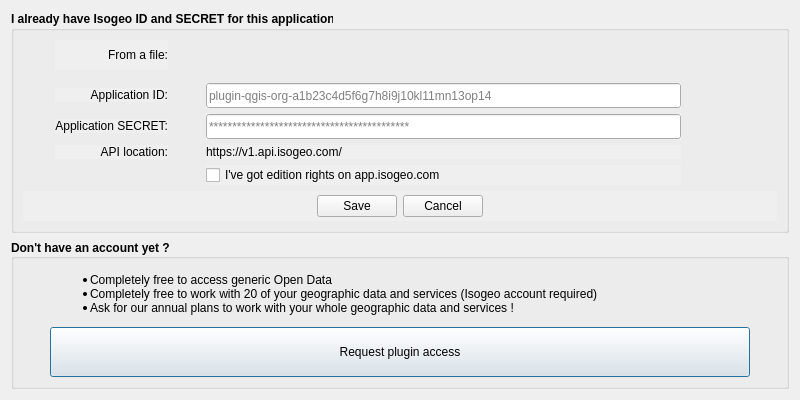
This is ui/auth/ui_authentication.ui in isogeo/isogeo-plugin-qgis as Qt 5 draws it before an edit. The edited form follows.
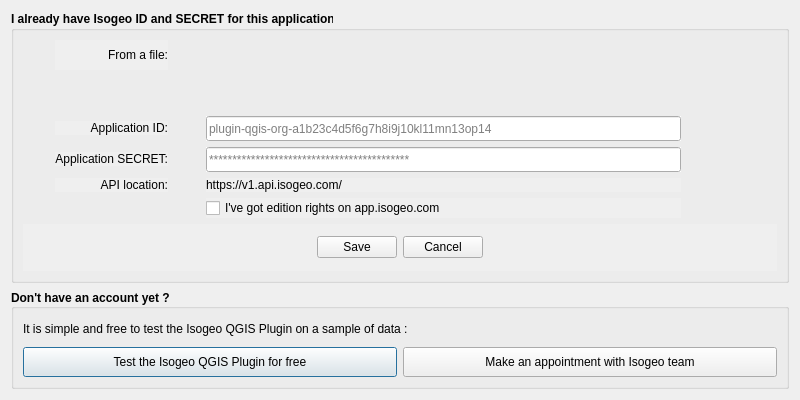
This is the edited form. Icons and pictures are not drawn. Custom widgets are drawn as their Qt base class.

Commit message:
Add two QPushButtons to auth form
#325

The edit to the form file:
```diff
--- a/ui/auth/ui_authentication.ui
+++ b/ui/auth/ui_authentication.ui
@@ -511,7 +511,7 @@
      <property name="minimumSize">
       <size>
        <width>200</width>
-       <height>150</height>
+       <height>100</height>
       </size>
      </property>
      <property name="maximumSize">
@@ -542,8 +542,36 @@
       <bool>true</bool>
      </property>
      <layout class="QGridLayout" name="gridLayout">
-      <item row="1" column="0">
-       <widget class="QPushButton" name="btn_account_new">
+      <item row="2" column="1">
+       <widget class="QPushButton" name="btn_rdv_isogeo">
+        <property name="maximumSize">
+         <size>
+          <width>700</width>
+          <height>30</height>
+         </size>
+        </property>
+        <property name="font">
+         <font>
+          <weight>50</weight>
+          <bold>false</bold>
+         </font>
+        </property>
+        <property name="cursor">
+         <cursorShape>PointingHandCursor</cursorShape>
+        </property>
+        <property name="autoFillBackground">
+         <bool>true</bool>
+        </property>
+        <property name="text">
+         <string>Make an appointment with Isogeo team</string>
+        </property>
+        <property name="default">
+         <bool>true</bool>
+        </property>
+       </widget>
+      </item>
+      <item row="2" column="0">
+       <widget class="QPushButton" name="btn_free_test">
         <property name="minimumSize">
          <size>
           <width>200</width>
@@ -553,7 +581,7 @@
         <property name="maximumSize">
          <size>
           <width>700</width>
-          <height>50</height>
+          <height>30</height>
          </size>
         </property>
         <property name="font">
@@ -569,22 +597,18 @@
          <bool>true</bool>
         </property>
         <property name="text">
-         <string>Request plugin access</string>
-        </property>
-        <property name="icon">
-         <iconset>
-          <normaloff>:/plugins/Isogeo/resources/authentication/send-o.svg</normaloff>:/plugins/Isogeo/resources/authentication/send-o.svg</iconset>
+         <string>Test the Isogeo QGIS Plugin for free</string>
         </property>
         <property name="default">
          <bool>true</bool>
         </property>
        </widget>
       </item>
-      <item row="0" column="0">
+      <item row="1" column="0" colspan="2">
        <widget class="QLabel" name="lbl_access_conditions">
         <property name="maximumSize">
          <size>
-          <width>700</width>
+          <width>16777215</width>
           <height>16777215</height>
          </size>
         </property>
@@ -595,19 +619,7 @@
          </font>
         </property>
         <property name="text">
-         <string>&lt;!DOCTYPE html&gt;
-&lt;html&gt;
-&lt;body&gt;
-
-&lt;ul&gt;
-	&lt;li&gt;Completely free to access generic Open Data&lt;/li&gt;
-	&lt;li&gt;Completely free to work with 20 of your geographic data and services (Isogeo account required)&lt;/li&gt;
-	&lt;li&gt;Ask for our annual plans to work with your whole geographic data and services !&lt;/li&gt;
-&lt;/ul&gt; 
-
-&lt;/body&gt;
-&lt;/html&gt;
-</string>
+         <string>&lt;html&gt;&lt;head/&gt;&lt;body&gt;&lt;p&gt;It is simple and free to test the Isogeo QGIS Plugin on a sample of data : &lt;/p&gt;&lt;/body&gt;&lt;/html&gt;</string>
         </property>
         <property name="textFormat">
          <enum>Qt::RichText</enum>
```
